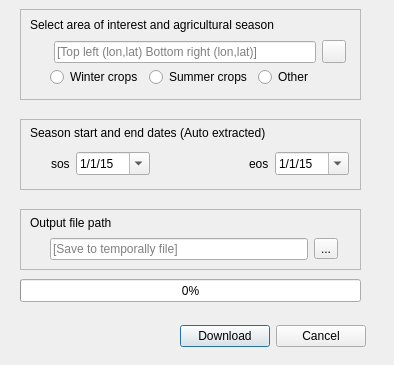
The window that ftw_plugin/download_image.ui (fieldsoftheworld/ftw-qgis-plugin) describes before a commit, drawn with Qt 5.
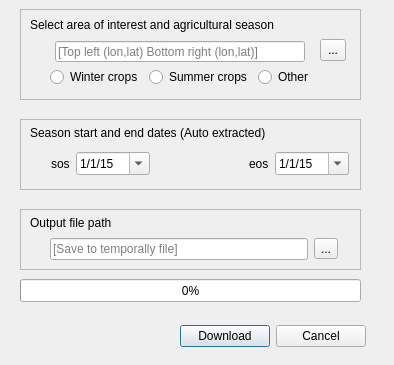
The same window after the commit. Custom widgets are drawn as their Qt base class.

Commit message: download ui functionalities

Diff of the .ui file:
```diff
--- a/ftw_plugin/download_image.ui
+++ b/ftw_plugin/download_image.ui
@@ -28,6 +28,31 @@
    <property name="frameShadow">
     <enum>QFrame::Raised</enum>
    </property>
+   <widget class="QToolButton" name="roi_extraction_button">
+    <property name="geometry">
+     <rect>
+      <x>300</x>
+      <y>30</y>
+      <width>26</width>
+      <height>22</height>
+     </rect>
+    </property>
+    <property name="mouseTracking">
+     <bool>false</bool>
+    </property>
+    <property name="tabletTracking">
+     <bool>false</bool>
+    </property>
+    <property name="acceptDrops">
+     <bool>false</bool>
+    </property>
+    <property name="autoFillBackground">
+     <bool>false</bool>
+    </property>
+    <property name="text">
+     <string>...</string>
+    </property>
+   </widget>
   </widget>
   <widget class="QFrame" name="frame_2">
    <property name="geometry">
@@ -286,18 +311,15 @@
     </item>
    </layout>
   </widget>
-  <widget class="QWidget" name="">
-   <property name="geometry">
-    <rect>
-     <x>54</x>
-     <y>38</y>
-     <width>292</width>
-     <height>28</height>
-    </rect>
-   </property>
-   <layout class="QHBoxLayout" name="horizontalLayout_2">
-    <item>
      <widget class="QLineEdit" name="roi_bbox">
+   <property name="geometry">
+    <rect>
+     <x>55</x>
+     <y>41</y>
+     <width>250</width>
+     <height>21</height>
+    </rect>
+   </property>
       <property name="minimumSize">
        <size>
         <width>250</width>
@@ -311,20 +333,18 @@
        <string>[Top left (lon,lat) Bottom right (lon,lat)]</string>
       </property>
      </widget>
-    </item>
-    <item>
-     <widget class="QgsPropertyOverrideButton" name="roi_extraction_button"/>
-    </item>
-   </layout>
+  <widget class="QWidget" name="">
+   <property name="geometry">
+    <rect>
+     <x>0</x>
+     <y>0</y>
+     <width>2</width>
+     <height>2</height>
+    </rect>
+   </property>
+   <layout class="QHBoxLayout" name="horizontalLayout_2"/>
   </widget>
  </widget>
- <customwidgets>
-  <customwidget>
-   <class>QgsPropertyOverrideButton</class>
-   <extends>QToolButton</extends>
-   <header>qgspropertyoverridebutton.h</header>
-  </customwidget>
- </customwidgets>
  <resources/>
  <connections/>
 </ui>
```
Lines whose indentation alone changed are shown as unchanged. The commit also changes 1 other file.
